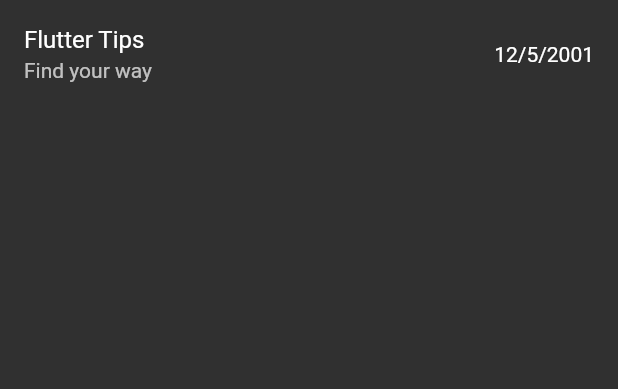
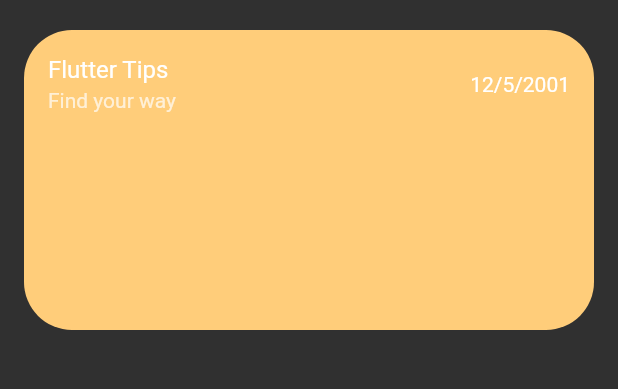
Before and after one commit to XMMX4K/notesalone, a Flutter app: the screen it shows after launch, on a phone screen of 412 x 824 dp, the part 84-473 px from its top. Run offline on Flutter 3.47's test engine with Material 2 defaults, Android fonts, the phone set to English and light mode, and no system bars.

Commit message:
create main Colors and edit in noteItems Body

```diff
--- /dev/null
+++ b/lib/helper/Colors.dart
@@ -0,0 +1,3 @@
+import 'package:flutter/material.dart';
+
+Color MColor = Color(0xffFFCD7A);
--- a/lib/views/FirstView.dart
+++ b/lib/views/FirstView.dart
@@ -28,15 +28,7 @@ class MainView extends StatelessWidget {
           )
         ],
       ),
-      body: Column(
-        children: [
-          Column(
-            children: [
-              NoteItems(),
-            ],
-          )
-        ],
-      ),
+      body: NoteItemsView(),
     );
   }
 }
--- a/lib/widgets/NoteItems.dart
+++ b/lib/widgets/NoteItems.dart
@@ -1,16 +1,23 @@
 import 'package:flutter/material.dart';
+import 'package:notes/widgets/NoteItemsBody.dart';
 
-class NoteItems extends StatelessWidget {
-  const NoteItems({
+class NoteItemsView extends StatelessWidget {
+  const NoteItemsView({
     super.key,
   });
 
   @override
   Widget build(BuildContext context) {
-    return ListTile(
-      title: Text('Flutter Tips'),
-      subtitle: Text('Find your way'),
-      trailing: Text('12/5/2001'),
+    return Padding(
+      padding: const EdgeInsets.symmetric(horizontal: 16),
+      child: Column(
+        children: [
+          SizedBox(
+            height: 20,
+          ),
+          NoteItemsBody()
+        ],
+      ),
     );
   }
 }
--- /dev/null
+++ b/lib/widgets/NoteItemsBody.dart
@@ -0,0 +1,27 @@
+import 'package:flutter/material.dart';
+import 'package:notes/helper/Colors.dart';
+
+class NoteItemsBody extends StatelessWidget {
+  const NoteItemsBody({
+    super.key,
+  });
+
+  @override
+  Widget build(BuildContext context) {
+    return Container(
+      decoration: BoxDecoration(
+          color: MColor, borderRadius: BorderRadius.all(Radius.circular(32))),
+      width: MediaQuery.of(context).size.width,
+      height: 200,
+      child: Column(
+        children: [
+          ListTile(
+            title: Text('Flutter Tips'),
+            subtitle: Text('Find your way'),
+            trailing: Text('12/5/2001'),
+          ),
+        ],
+      ),
+    );
+  }
+}
```
